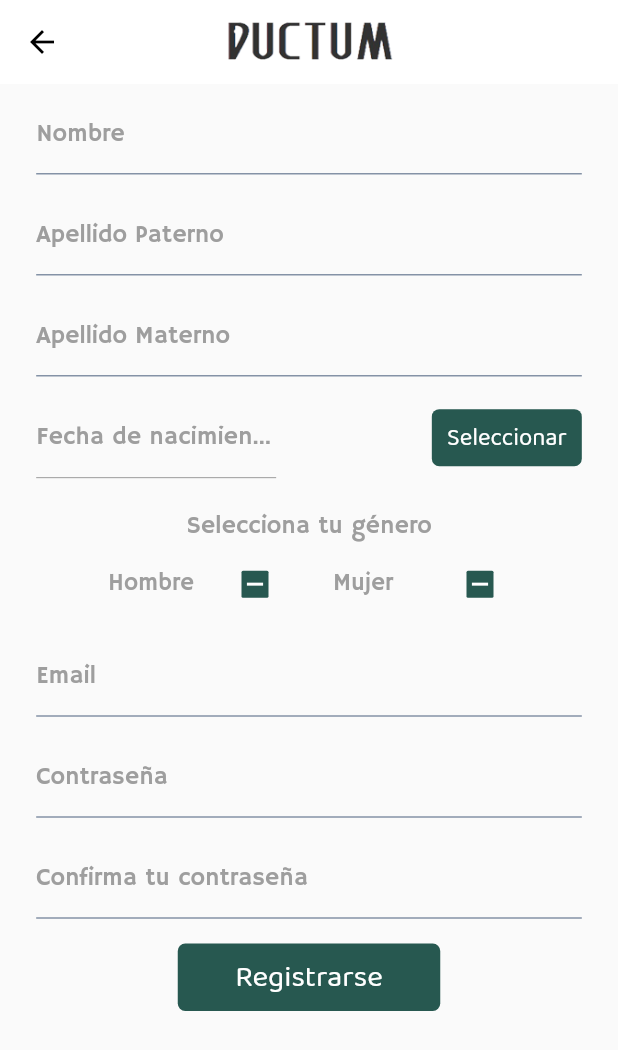
After one commit to MarioMiranda98/DUCER, a Flutter app: the CreateAccountPage screen opened directly, after a tap on "Hombre", on a phone screen of 412 x 824 dp. The commit adds this screen. Shown: the top 1050 px of the screen. Run offline on Flutter 3.47's test engine with Material 2 defaults, Android fonts, the phone set to English and light mode, and no system bars; our stand-ins replace carousel_slider, charts_flutter, get; missing offline and left inert: flutter_rounded_date_picker, flutter_statusbarcolor; statements that could not run were skipped.

Commit message:
Sign In ok

```diff
--- /dev/null
+++ b/lib/src/controllers/create_account_controller.dart
@@ -0,0 +1,102 @@
+import 'package:ducer/src/pages/home_page.dart';
+import 'package:get/get.dart';
+
+import 'package:ducer/src/data/enums/email_enums.dart';
+import 'package:ducer/src/data/enums/password_enums.dart';
+import 'package:ducer/src/utils/validators.dart';
+import 'package:ducer/src/utils/helpers.dart';
+import 'package:ducer/src/data/enums/sign_in_enums.dart';
+
+class CreateAccountController extends GetxController {
+  bool _isMan = false;
+  bool _isWoman = false;
+  List<dynamic> _signInValidations = List<dynamic>();
+  List<dynamic> _passwordValidations = List<dynamic>();
+
+  @override
+    get onDelete => super.onDelete;
+
+  void validateInputs(String name, String firstLastName, String secondLastName,
+                      String birthDate, bool isManSelected, bool isWomanSelected,
+                      String email, String password, String confirmPassword) {
+
+    bool isSignInCorrect = true;
+
+    final validateName = Validators.nameValidator(name);
+    _signInValidations.add(validateName);
+
+    final validateFirstLastName = Validators.lastNameValidator(firstLastName);
+    _signInValidations.add(validateFirstLastName);
+
+    final validateSecondLastName = Validators.lastNameValidator(secondLastName);
+    _signInValidations.add(validateSecondLastName);
+
+    final validateBirthDate = Validators.birthDateValidator(birthDate);
+    _signInValidations.add(validateBirthDate);
+
+    final validateGender = Validators.genderValidator(isManSelected, isWomanSelected);
+    _signInValidations.add(validateGender);
+
+    final validateEmail = Validators.emailValidator(email);
+
+    final validatePassword = Validators.passwordValidator(password);
+    _passwordValidations.add(validatePassword);
+
+    final validatePasswordMatches = Validators.passwordsMatch(password, confirmPassword);
+    _passwordValidations.add(validatePasswordMatches);
+
+    SignInErrors sie;
+    for(int i = 0; i < _signInValidations.length; i++) {
+      sie = _signInValidations[i];
+      if(sie != null) {
+        Helpers.openSnackBar('Error en el email', sie.signInError);
+        isSignInCorrect = false;
+        break;
+      }
+    }
+
+    if(validateEmail != null && isSignInCorrect) {
+      Helpers.openSnackBar('Error en email', validateEmail.emailError);
+      isSignInCorrect = false;
+    }
+
+    PasswordErrors pe;
+    for(int i = 0; i < _passwordValidations.length; i++) {
+      pe = _passwordValidations[i];
+      if(pe != null && isSignInCorrect) {
+        Helpers.openSnackBar('Error en contraseña', pe.passwordErrors);
+        isSignInCorrect = false;
+        break;
+      }
+    }
+
+    if(isSignInCorrect) {
+      Helpers.openSnackBar('¡Exito!', SignInSuccess.USER_CREATED.message);
+      Future.delayed(Duration(seconds: 3), () {
+        Get.offAll(HomePage(), transition: Transition.cupertino);
+      });
+    }
+
+    _signInValidations.clear();
+    _passwordValidations.clear();
+  }
+
+  get isMan => this._isMan;
+  get isWoman => this._isWoman;
+
+  set isMan(bool value) {
+    this._isMan = value;
+
+    if(this._isMan) this._isWoman = false;
+
+    update(['create-account']);
+  }
+
+  set isWoman(bool value) {
+    this._isWoman = value;
+
+    if(this._isWoman) this._isMan = false;
+
+    update(['create-account']);
+  }
+}
--- a/lib/src/controllers/login_controller.dart
+++ b/lib/src/controllers/login_controller.dart
@@ -1,7 +1,7 @@
 import 'package:get/get.dart';
 
 import 'package:ducer/src/utils/helpers.dart';
-import 'package:ducer/src/pages/create_account.dart';
+import 'package:ducer/src/pages/create_account_page.dart';
 import 'package:ducer/src/utils/validators.dart';
 import 'package:ducer/src/pages/home_page.dart';
 import 'package:ducer/src/data/enums/email_enums.dart';
@@ -23,6 +23,6 @@ class LoginController extends GetxController {
   }
 
   void toCreateAccount() {
-    Get.to(CreateAccount());
+    Get.to(CreateAccountPage());
   }
 }
--- a/lib/src/data/enums/password_enums.dart
+++ b/lib/src/data/enums/password_enums.dart
@@ -1,6 +1,7 @@
 enum PasswordErrors {
   EMPTY_PASSWORD,
-  PASSWORD_LENGTH
+  PASSWORD_LENGTH,
+  PASSWORDS_DO_NOT_MATCH,
 }
 
 extension PasswordErrorsExtension on PasswordErrors {
@@ -12,6 +13,9 @@ extension PasswordErrorsExtension on PasswordErrors {
       case PasswordErrors.PASSWORD_LENGTH:
         return 'La contraseña debe tener minimo 6 caracteres';
         break;
+      case PasswordErrors.PASSWORDS_DO_NOT_MATCH:
+        return 'Las contraseñas no coinciden';
+        break;
       default:
         return '';
         break;
--- /dev/null
+++ b/lib/src/data/enums/sign_in_enums.dart
@@ -0,0 +1,49 @@
+enum SignInErrors {
+  EMPTY_NAME,
+  EMPTY_LAST_NAME,
+  BIRTH_DATE_IS_NOT_SELECTED,
+  GENDER_NOT_SELECTED,
+  REGISTER_ERROR,
+}
+
+enum SignInSuccess {
+  USER_CREATED
+}
+
+extension SignInErrorsExtension on SignInErrors {
+  String get signInError {
+    switch (this) {
+      case SignInErrors.EMPTY_NAME:
+        return 'El nombre no debe estar vacio';
+        break;
+      case SignInErrors.EMPTY_LAST_NAME:
+        return 'El apellido no debe estar vacio';
+        break;
+      case SignInErrors.BIRTH_DATE_IS_NOT_SELECTED:
+        return 'La fecha de nacimiento no ha sido seleccionada';
+        break;
+      case SignInErrors.GENDER_NOT_SELECTED:
+        return 'Debes seleccionar tu género';
+        break;
+      case SignInErrors.REGISTER_ERROR:
+        return 'Ha ocurrido un error en el registro';
+        break;
+      default:
+        return null;
+        break;
+    }
+  }
+}
+
+extension SignInSuccessExtension on SignInSuccess {
+  String get message {
+    switch (this) {
+      case SignInSuccess.USER_CREATED:
+        return 'Usuario creado';
+        break;
+      default:
+        return '';
+        break;
+    }
+  }
+}
--- /dev/null
+++ b/lib/src/pages/create_account_page.dart
@@ -0,0 +1,148 @@
+import 'package:flutter/material.dart';
+import 'package:get/get.dart';
+
+import 'package:ducer/src/controllers/create_account_controller.dart';
+import 'package:ducer/src/widgets/ducer_app_bar.dart';
+import 'package:ducer/src/utils/helpers.dart';
+import 'package:ducer/src/widgets/ducer_button.dart';
+import 'package:ducer/src/widgets/ducer_text_field.dart';
+
+// ignore: must_be_immutable
+class CreateAccountPage extends StatelessWidget {
+  TextEditingController _nameController = TextEditingController();
+  TextEditingController _firstLastNameController = TextEditingController();
+  TextEditingController _secondLastNameController = TextEditingController();
+  TextEditingController _birthDateController = TextEditingController();
+  TextEditingController _emailController = TextEditingController();
+  TextEditingController _passwordController = TextEditingController();
+  TextEditingController _confirmPasswordController = TextEditingController();
+
+  void _onSignIn(CreateAccountController controller, bool isManSelected, bool isWomanSelected) {
+    controller.validateInputs(
+      _nameController.text,
+      _firstLastNameController.text,
+      _secondLastNameController.text,
+      _birthDateController.text,
+      isManSelected,
+      isWomanSelected,
+      _emailController.text,
+      _passwordController.text,
+      _confirmPasswordController.text
+    );
+  }
+
+  @override
+  Widget build(BuildContext context) {
+    return GetBuilder<CreateAccountController>(
+      id: 'create-account',
+      init: CreateAccountController(),
+      builder: (_) => SafeArea(
+        child: Scaffold(
+          appBar: DucerAppBar(),
+          body: SingleChildScrollView(
+            child: Container(
+              padding: EdgeInsets.symmetric(horizontal: Get.width * 0.01),
+              child: Column(
+                mainAxisSize: MainAxisSize.min,
+                children: <Widget>[
+                  _createInput(_nameController, 'Nombre', false, true, true),
+                  _createInput(_firstLastNameController, 'Apellido Paterno', false, true, true),
+                  _createInput(_secondLastNameController, 'Apellido Materno', false, true, true),
+                  Row(
+                    mainAxisAlignment: MainAxisAlignment.spaceBetween,
+                    children: <Widget> [
+                      Container(
+                        width: 200.0,
+                        child: _createInput(_birthDateController, 'Fecha de nacimiento', false, false, false)
+                      ),
+                      DucerButton(
+                        action: () async {
+                          final aux = await Helpers.buildDatePicker();
+                          aux != null ?
+                            _birthDateController.text = aux.toString().split(' ')[0]
+                          :
+                            _birthDateController.text = '';
+                        },
+                        colorButton: Theme.of(context).primaryColor,
+                        colorText: Colors.white,
+                        fontSize: 16,
+                        text: 'Seleccionar',
+                        width: 100.0,
+                      ),
+                    ]
+                  ),
+                  Container(
+                    padding: EdgeInsets.only(top: 15.0),
+                    child: Text('Selecciona tu género',
+                      style: TextStyle(
+                        color: Colors.grey,
+                        fontSize: Get.height * 0.020
+                      ),
+                    ),
+                  ),
+                  Row(
+                    mainAxisSize: MainAxisSize.min,
+                    mainAxisAlignment: MainAxisAlignment.center,
+                    children: <Widget>[
+                      Container(
+                        width: 150.0,
+                        child: CheckboxListTile(
+                          value: _.isMan,
+                          title: Text('Hombre', style: TextStyle(color: Colors.grey)),
+                          onChanged: (value) {
+                            _.isMan = value;
+                          },
+                          activeColor: Theme.of(context).primaryColor,
+                        )
+                      ),
+                      Container(
+                        width: 150.0,
+                        child: CheckboxListTile(
+                          value: _.isWoman,
+                          title: Text('Mujer', style: TextStyle(color: Colors.grey)),
+                          onChanged: (value) {
+                            _.isWoman = value;
+                          },
+                          activeColor: Theme.of(context).primaryColor,
+                        )
+                      ),
+                    ],
+                  ),
+                  _createInput(_emailController, 'Email', false, true, true),
+                  _createInput(_passwordController, 'Contraseña', true, true, true),
+                  _createInput(_confirmPasswordController, 'Confirma tu contraseña', true, true, true),
+                  Padding(
+                    padding: const EdgeInsets.all(8.0),
+                    child: DucerButton(
+                      action: () => _onSignIn(_, _.isMan, _.isWoman),
+                      colorButton: Theme.of(context).primaryColor,
+                      fontSize: 20,
+                      colorText: Colors.white,
+                      text: 'Registrarse',
+                      width: 175.0,
+                    ),
+                  ),
+                ],
+              ),
+            ),
+          ),
+        ),
+      ),
+    );
+  }
+
+  Widget _createInput(TextEditingController controller, String labelText, bool obscureText, bool interaction, bool enabled) {
+    return Container(
+      padding: EdgeInsets.symmetric(vertical: 7.0),
+      child: DucerTextField(
+        controller: controller,
+        labelText: labelText,
+        obscureText: obscureText,
+        onChanged: null,
+        textInputType: TextInputType.text,
+        enableInteractiveSelection: interaction,
+        enabled: enabled,
+      ),
+    );
+  }
+}
--- a/lib/src/pages/login_page.dart
+++ b/lib/src/pages/login_page.dart
@@ -50,6 +50,7 @@ class LoginPage extends StatelessWidget {
                         text: 'Log in',
                         width: 125.0,
                         colorText: Colors.white,
+                        fontSize: 18,
                         colorButton: Theme.of(Get.context).primaryColor,
                         action: () => _.onSignIn(
                           _emailController.text,
@@ -60,6 +61,7 @@ class LoginPage extends StatelessWidget {
                         text: 'Crear cuenta',
                         width: 125.0,
                         colorText: Colors.white,
+                        fontSize: 18,
                         colorButton: Theme.of(Get.context).primaryColor,
                         action: () => _.toCreateAccount(),
                       )
--- a/lib/src/utils/helpers.dart
+++ b/lib/src/utils/helpers.dart
@@ -15,8 +15,8 @@ class Helpers {
     return await showRoundedDatePicker(
       context: Get.context,
       initialDate: DateTime.now(),
-      firstDate: DateTime(DateTime.now().year - 1),
-      lastDate: DateTime(DateTime.now().year + 1),
+      firstDate: DateTime(DateTime.now().year - 10000),
+      lastDate: DateTime(DateTime.now().year + 10000),
       borderRadius: 16,
       theme: ThemeData(
         primaryColor: Theme.of(Get.context).primaryColor,
@@ -29,7 +29,7 @@ class Helpers {
     );
   }
 
-  static void openSnackBar(String errorTitle, errorBody) {
+  static void openSnackBar(String errorTitle, String errorBody) {
     Get.snackbar(
       '',
       '',
--- a/lib/src/widgets/ducer_button.dart
+++ b/lib/src/widgets/ducer_button.dart
@@ -38,7 +38,7 @@ class DucerButton extends StatelessWidget {
           textAlign: TextAlign.center,
         ),
         decoration: BoxDecoration(
-          borderRadius: BorderRadius.all(Radius.circular(1)),
+          borderRadius: BorderRadius.all(Radius.circular(5)),
           color: colorButton.withOpacity(1),
         ),
 
--- a/lib/src/widgets/ducer_text_field.dart
+++ b/lib/src/widgets/ducer_text_field.dart
@@ -7,6 +7,8 @@ class DucerTextField extends StatelessWidget {
   final bool obscureText;
   final String labelText;
   final TextInputType textInputType;
+  final bool enableInteractiveSelection;
+  final bool enabled;
 
   DucerTextField({
     this.controller,
@@ -14,6 +16,8 @@ class DucerTextField extends StatelessWidget {
     this.obscureText = false,
     this.labelText = '',
     this.textInputType,
+    this.enableInteractiveSelection = true,
+    this.enabled = true,
   });
 
   @override
@@ -25,6 +29,8 @@ class DucerTextField extends StatelessWidget {
         controller: this.controller,
         onChanged: this.onChanged,
         obscureText: this.obscureText,
+        enableInteractiveSelection: this.enableInteractiveSelection,
+        enabled: this.enabled,
 
         decoration: InputDecoration(
           isDense: true,
--- a/pubspec.yaml
+++ b/pubspec.yaml
@@ -24,7 +24,7 @@ dependencies:
   flutter:
     sdk: flutter
   cupertino_icons: ^1.0.0
-  get: ^3.17.1
+  get: ^3.4.2
   sqflite: ^1.3.0
   charts_flutter: ^0.9.0
   flutter_rounded_date_picker: ^1.0.5+1
```
Also changed, not shown: lib/src/pages/create_account.dart (deleted, +0 -14 lines), lib/src/utils/validators.dart (+34 -0 lines).
